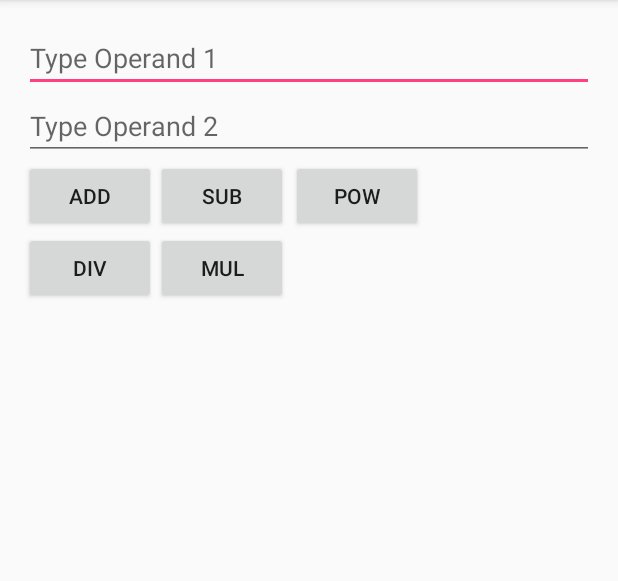
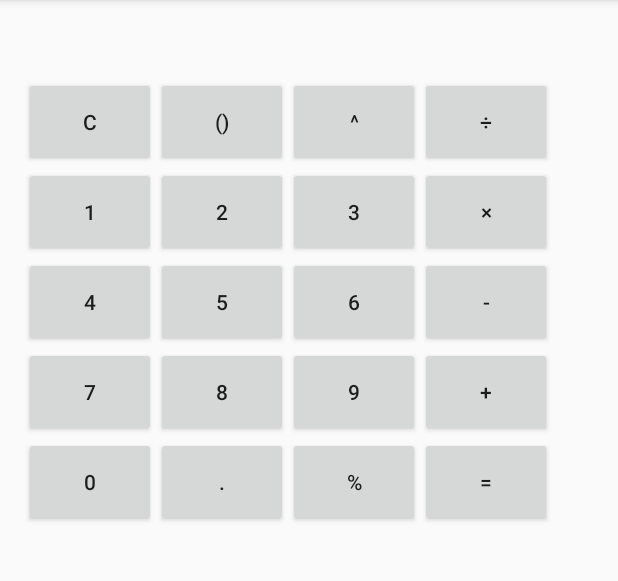
Before and after one commit to GlennWang/-Android_calculator, an Android app: the GeneralCalculator screen opened directly, with no data from a screen before it, on a phone screen of 412 x 824 dp, the part 84-665 px from its top. Run offline under Robolectric (Android 15) with nearby library versions, the phone set to English and light mode, and no system bars.

Commit message:
Calculator done

```diff
--- a/Calculator/app/src/main/java/com/example/android/Calculator/GeneralCalculator.java
+++ b/Calculator/app/src/main/java/com/example/android/Calculator/GeneralCalculator.java
@@ -7,9 +7,12 @@ import android.util.Log;
 import android.view.View;
 import android.widget.EditText;
 import android.widget.TextView;
+import android.widget.Button;
+
+import java.text.DecimalFormat;
 
 public class GeneralCalculator extends AppCompatActivity {
-
+    /**
     private static final String TAG = "CalculatorActivity";
 
     private Calculator mCalculator;
@@ -18,28 +21,189 @@ public class GeneralCalculator extends AppCompatActivity {
     private EditText mOperandTwoEditText;
 
     private TextView mResultTextView;
+    */
+    private Button Number0,Number1,Number2,Number3,Number4,Number5,Number6,Number7,Number8,Number9,btnadd,btnsub,btnmul,btndiv,btnpow,btndot,btnc,btnequal;
+    private TextView result;
+    int Calculate_index = 0;
+    String NUM1 = "0", NUM2 = "0";
 
     @Override
     protected void onCreate(Bundle savedInstanceState) {
         super.onCreate(savedInstanceState);
         setContentView(R.layout.activity_general_calculator);
+        SetCallFunction();
+        SetOnClick();
+
+        /**
         // Initialize the calculator class and all the views.
         mCalculator = new Calculator();
         mResultTextView = findViewById(R.id.operation_result_text_view);
         mOperandOneEditText = findViewById(R.id.operand_one_edit_text);
         mOperandTwoEditText = findViewById(R.id.operand_two_edit_text);
+         */
     }
 
+    private void SetOnClick(){
+        Number0.setOnClickListener(OnClick);
+        Number1.setOnClickListener(OnClick);
+        Number2.setOnClickListener(OnClick);
+        Number3.setOnClickListener(OnClick);
+        Number4.setOnClickListener(OnClick);
+        Number5.setOnClickListener(OnClick);
+        Number6.setOnClickListener(OnClick);
+        Number7.setOnClickListener(OnClick);
+        Number8.setOnClickListener(OnClick);
+        Number9.setOnClickListener(OnClick);
+        btnadd.setOnClickListener(OnClick);
+        btnsub.setOnClickListener(OnClick);
+        btnmul.setOnClickListener(OnClick);
+        btndiv.setOnClickListener(OnClick);
+        btnpow.setOnClickListener(OnClick);
+        btndot.setOnClickListener(OnClick);
+        btnc.setOnClickListener(OnClick);
+        btnequal.setOnClickListener(OnClick);
+    }
+
+    private void SetCallFunction(){
+        Number0 = (Button) findViewById(R.id.number_zero_btn);
+        Number1 = (Button) findViewById(R.id.number_one_btn);
+        Number2 = (Button) findViewById(R.id.number_two_btn);
+        Number3 = (Button) findViewById(R.id.number_three_btn);
+        Number4 = (Button) findViewById(R.id.number_four_btn);
+        Number5 = (Button) findViewById(R.id.number_five_btn);
+        Number6 = (Button) findViewById(R.id.number_six_btn);
+        Number7 = (Button) findViewById(R.id.number_seven_btn);
+        Number8 = (Button) findViewById(R.id.number_eight_btn);
+        Number9 = (Button) findViewById(R.id.number_nine_btn);
+        btnadd  = (Button) findViewById(R.id.operation_add_btn);
+        btnsub  = (Button) findViewById(R.id.operation_sub_btn);
+        btnmul  = (Button) findViewById(R.id.operation_mul_btn);
+        btndiv  = (Button) findViewById(R.id.operation_div_btn);
+        btnpow  = (Button) findViewById(R.id.operation_pow_btn);
+        btndot  = (Button) findViewById(R.id.operation_dot_btn);
+        btnc    = (Button) findViewById(R.id.operation_clear_btn);
+        btnequal= (Button) findViewById(R.id.operation_equal_btn);
+        result  = (TextView) findViewById(R.id.operation_result_text_view);
+        result.setText("");
+    }
+
+    private Button.OnClickListener OnClick = new Button.OnClickListener()
+    {
+        @Override
+        public void onClick(View view) {
+            String Current_number;
+            Current_number = result.getText().toString();
+            switch (view.getId())
+            {
+                case R.id.number_zero_btn       :NumberDisplay("0");break;
+                case R.id.number_one_btn        :NumberDisplay("1");break;
+                case R.id.number_two_btn        :NumberDisplay("2");break;
+                case R.id.number_three_btn      :NumberDisplay("3");break;
+                case R.id.number_four_btn       :NumberDisplay("4");break;
+                case R.id.number_five_btn       :NumberDisplay("5");break;
+                case R.id.number_six_btn        :NumberDisplay("6");break;
+                case R.id.number_seven_btn      :NumberDisplay("7");break;
+                case R.id.number_eight_btn      :NumberDisplay("8");break;
+                case R.id.number_nine_btn       :NumberDisplay("9");break;
+                case R.id.operation_add_btn     :Calculate(0,Current_number);break;
+                case R.id.operation_sub_btn     :Calculate(1,Current_number);break;
+                case R.id.operation_mul_btn     :Calculate(2,Current_number);break;
+                case R.id.operation_div_btn     :Calculate(3,Current_number);break;
+                case R.id.operation_pow_btn     :Calculate(4,Current_number);break;
+                case R.id.operation_dot_btn     :NumberDisplay(".");break;
+                case R.id.operation_clear_btn   :result.setText("");break;
+                case R.id.operation_equal_btn   :Calculate(10,Current_number);break;
+            }
+        }
+    };
+
+    private void NumberDisplay (String number)
+    {
+        String result_index;
+        result_index = result.getText().toString();
+        if("".equals(result_index))
+        {
+            result.setText(number);
+        }
+        else
+        {
+            result.setText(result_index + number);
+        }
+    }
+
+    private  void Calculate (int mode , String number_calculations){
+        String Answer;
+        double Answer_index;
+        switch (mode)
+        {
+            case 0:
+                NUM1 = number_calculations;
+                Calculate_index = 0;
+                result.setText("");
+                break;
+            case 1:
+                NUM1 = number_calculations;
+                Calculate_index = 1;
+                result.setText("");
+                break;
+            case 2:
+                NUM1 = number_calculations;
+                Calculate_index = 2;
+                result.setText("");
+                break;
+            case 3:
+                NUM1 = number_calculations;
+                Calculate_index = 3;
+                result.setText("");
+                break;
+            case 4:
+                NUM1 = number_calculations;
+                Calculate_index = 4;
+                result.setText("");
+                break;
+
+            case 10:
+                NUM2 = result.getText().toString();
+                double i = Double.valueOf(NUM1);
+                double j = Double.valueOf(NUM2);
+                switch (Calculate_index)
+                {
+                    case 0:
+                        Answer_index = i + j;
+                        Answer = Double.toString(Answer_index);
+                        result.setText(Answer);
+                        break;
+                    case 1:
+                        Answer_index = i - j;
+                        Answer = Double.toString(Answer_index);
+                        result.setText(Answer);
+                        break;
+                    case 2:
+                        Answer_index = i * j;
+                        Answer = Double.toString(Answer_index);
+                        result.setText(Answer);
+                        break;
+                    case 3:
+                        Answer_index = i / j;
+                        Answer = Double.toString(Answer_index);
+                        result.setText(Answer);
+                        break;
+                    case 4:
+                        Answer_index = Math.pow(i,j);
+                        Answer = Double.toString(Answer_index);
+                        result.setText(Answer);
+                        break;
+                }
+                break;
+        }
+    }
     /**
-     * OnClick method called when the add Button is pressed.
-     */
+
     public void onAdd(View view) {
         compute(Calculator.Operator.ADD);
     }
 
-    /**
-     * OnClick method called when the subtract Button is pressed.
-     */
+
     public void onSub(View view) {
         compute(Calculator.Operator.SUB);
     }
@@ -48,9 +212,7 @@ public class GeneralCalculator extends AppCompatActivity {
         compute(Calculator.Operator.POW);
     }
 
-    /**
-     * OnClick method called when the divide Button is pressed.
-     */
+
     public void onDiv(View view) {
         try {
             compute(Calculator.Operator.DIV);
@@ -60,9 +222,7 @@ public class GeneralCalculator extends AppCompatActivity {
         }
     }
 
-    /**
-     * OnClick method called when the multiply Button is pressed.
-     */
+
     public void onMul(View view) {
         compute(Calculator.Operator.MUL);
     }
@@ -108,17 +268,13 @@ public class GeneralCalculator extends AppCompatActivity {
         mResultTextView.setText(result);
     }
 
-    /**
-     * @return the operand value entered in an EditText as double.
-     */
+
     private static Double getOperand(EditText operandEditText) {
         String operandText = getOperandText(operandEditText);
         return Double.valueOf(operandText);
     }
 
-    /**
-     * @return the operand text which was entered in an EditText.
-     */
+
     private static String getOperandText(EditText operandEditText) {
         String operandText = operandEditText.getText().toString();
         if (TextUtils.isEmpty(operandText)) {
@@ -126,4 +282,5 @@ public class GeneralCalculator extends AppCompatActivity {
         }
         return operandText;
     }
+     */
 }
--- a/Calculator/app/src/main/res/layout/activity_general_calculator.xml
+++ b/Calculator/app/src/main/res/layout/activity_general_calculator.xml
@@ -5,87 +5,197 @@
     android:layout_width="match_parent"
     android:layout_height="match_parent"
     tools:context=".GeneralCalculator">
-    <LinearLayout xmlns:android="http://schemas.android.com/apk/res/android"
-        xmlns:tools="http://schemas.android.com/tools"
+
+    <LinearLayout
         android:layout_width="match_parent"
         android:layout_height="match_parent"
         android:orientation="vertical"
+        android:paddingLeft="@dimen/activity_horizontal_margin"
+        android:paddingTop="@dimen/activity_vertical_margin"
+        android:paddingRight="@dimen/activity_horizontal_margin"
         android:paddingBottom="@dimen/activity_vertical_margin"
-        android:paddingLeft="@dimen/activity_horizontal_margin"
-        android:paddingRight="@dimen/activity_horizontal_margin"
-        android:paddingTop="@dimen/activity_vertical_margin"
-        tools:context=".MainActivity">
-
-        <EditText
-            android:id="@+id/operand_one_edit_text"
-            android:layout_width="match_parent"
+        tools:context=".MainActivity"
+        tools:layout_editor_absoluteX="-161dp"
+        tools:layout_editor_absoluteY="-81dp">
+        <TextView
+            android:id="@+id/operation_result_text_view"
+            android:layout_width="wrap_content"
             android:layout_height="wrap_content"
-            android:hint="@string/type_operand_one_hint"
-            android:inputType="numberDecimal"/>
-
-        <EditText
-            android:id="@+id/operand_two_edit_text"
-            android:layout_width="match_parent"
-            android:layout_height="wrap_content"
-            android:hint="@string/type_operand_two_hint"
-            android:inputType="numberDecimal"/>
+            android:layout_marginTop="@dimen/activity_vertical_margin" />
 
         <RelativeLayout
-            android:layout_width="match_parent"
-            android:layout_height="wrap_content">
+            android:layout_width="wrap_content"
+            android:layout_height="315dp">
+
+
+            <Button
+                android:id="@+id/operation_clear_btn"
+                android:layout_width="wrap_content"
+                android:layout_height="60dp"
+                android:text="@string/clear_operation_text" />
+
+            <Button
+                android:id="@+id/operation_brackets_btn"
+                android:layout_width="wrap_content"
+                android:layout_height="60dp"
+                android:layout_toEndOf="@id/operation_clear_btn"
+                android:layout_toRightOf="@id/operation_clear_btn"
+                android:text="@string/brackets_operation_text" />
+
+            <Button
+                android:id="@+id/operation_pow_btn"
+                android:layout_width="wrap_content"
+                android:layout_height="60dp"
+                android:layout_toEndOf="@+id/operation_brackets_btn"
+                android:layout_toRightOf="@+id/operation_brackets_btn"
+                android:text="@string/pow_operation_text" />
+
+            <Button
+                android:id="@+id/operation_div_btn"
+                android:layout_width="wrap_content"
+                android:layout_height="60dp"
+                android:layout_toEndOf="@+id/operation_pow_btn"
+                android:layout_toRightOf="@+id/operation_pow_btn"
+                android:text="@string/div_operation_text" />
+
+            <Button
+                android:id="@+id/number_one_btn"
+                android:layout_width="wrap_content"
+                android:layout_height="60dp"
+                android:layout_below="@id/operation_clear_btn"
+                android:text="@string/one_number_text" />
+
+            <Button
+                android:id="@+id/number_two_btn"
+                android:layout_width="wrap_content"
+                android:layout_height="60dp"
+                android:layout_below="@id/operation_clear_btn"
+                android:layout_toEndOf="@id/operation_clear_btn"
+                android:layout_toRightOf="@id/operation_clear_btn"
+                android:text="@string/two_number_text" />
+
+            <Button
+                android:id="@+id/number_three_btn"
+                android:layout_width="wrap_content"
+                android:layout_height="60dp"
+                android:layout_below="@id/operation_clear_btn"
+                android:layout_toEndOf="@id/number_two_btn"
+                android:layout_toRightOf="@id/number_two_btn"
+                android:text="@string/three_number_text" />
+
+            <Button
+                android:id="@+id/operation_mul_btn"
+                android:layout_width="wrap_content"
+                android:layout_height="60dp"
+                android:layout_below="@id/operation_clear_btn"
+                android:layout_toEndOf="@id/number_three_btn"
+                android:layout_toRightOf="@id/number_three_btn"
+                android:text="@string/mul_operation_text" />
+
+            <Button
+                android:id="@+id/number_four_btn"
+                android:layout_width="wrap_content"
+                android:layout_height="60dp"
+                android:layout_below="@id/number_one_btn"
+                android:text="@string/four_number_text" />
+
+            <Button
+                android:id="@+id/number_five_btn"
+                android:layout_width="wrap_content"
+                android:layout_height="60dp"
+                android:layout_below="@id/number_one_btn"
+                android:layout_toEndOf="@id/number_one_btn"
+                android:layout_toRightOf="@id/number_one_btn"
+                android:text="@string/five_number_text" />
+
+            <Button
+                android:id="@+id/number_six_btn"
+                android:layout_width="wrap_content"
+                android:layout_height="60dp"
+                android:layout_below="@id/number_one_btn"
+                android:layout_toEndOf="@id/number_five_btn"
+                android:layout_toRightOf="@id/number_five_btn"
+                android:text="@string/six_number_text" />
+
+            <Button
+                android:id="@+id/operation_sub_btn"
+                android:layout_width="wrap_content"
+                android:layout_height="60dp"
+                android:layout_below="@id/number_one_btn"
+                android:layout_toEndOf="@id/number_six_btn"
+                android:layout_toRightOf="@id/number_six_btn"
+                android:text="@string/sub_operation_text" />
+
+            <Button
+                android:id="@+id/number_seven_btn"
+                android:layout_width="wrap_content"
+                android:layout_height="60dp"
+                android:layout_below="@id/number_four_btn"
+                android:text="@string/seven_number_text" />
+
+            <Button
+                android:id="@+id/number_eight_btn"
+                android:layout_width="wrap_content"
+                android:layout_height="60dp"
+                android:layout_below="@id/number_four_btn"
+                android:layout_toEndOf="@id/number_one_btn"
+                android:layout_toRightOf="@id/number_one_btn"
+                android:text="@string/eight_number_text" />
+
+            <Button
+                android:id="@+id/number_nine_btn"
+                android:layout_width="wrap_content"
+                android:layout_height="60dp"
+                android:layout_below="@id/number_four_btn"
+                android:layout_toEndOf="@id/number_five_btn"
+                android:layout_toRightOf="@id/number_five_btn"
+                android:text="@string/nine_number_text" />
 
             <Button
                 android:id="@+id/operation_add_btn"
                 android:layout_width="wrap_content"
-                android:layout_height="wrap_content"
-                android:onClick="onAdd"
+                android:layout_height="60dp"
+                android:layout_below="@id/number_four_btn"
+                android:layout_toEndOf="@id/number_six_btn"
+                android:layout_toRightOf="@id/number_six_btn"
                 android:text="@string/add_operation_text" />
 
             <Button
-                android:id="@+id/operation_sub_btn"
+                android:id="@+id/number_zero_btn"
                 android:layout_width="wrap_content"
-                android:layout_height="wrap_content"
-                android:layout_toEndOf="@id/operation_add_btn"
-                android:layout_toRightOf="@id/operation_add_btn"
-                android:onClick="onSub"
-                android:text="@string/sub_operation_text" />
+                android:layout_height="60dp"
+                android:layout_below="@id/number_seven_btn"
+                android:text="@string/zero_number_text" />
 
             <Button
-                android:id="@+id/operation_div_btn"
+                android:id="@+id/operation_dot_btn"
                 android:layout_width="wrap_content"
-                android:layout_height="wrap_content"
-                android:layout_below="@id/operation_add_btn"
-                android:onClick="onDiv"
-                android:text="@string/div_operation_text" />
+                android:layout_height="60dp"
+                android:layout_below="@id/number_seven_btn"
+                android:layout_toEndOf="@id/number_one_btn"
+                android:layout_toRightOf="@id/number_one_btn"
+                android:text="@string/dot_operation_text" />
 
             <Button
-                android:id="@+id/operation_mul_btn"
+                android:id="@+id/operation_percent_btn"
                 android:layout_width="wrap_content"
-                android:layout_height="wrap_content"
-                android:layout_below="@id/operation_add_btn"
-                android:layout_toEndOf="@id/operation_add_btn"
-                android:layout_toRightOf="@id/operation_add_btn"
-                android:onClick="onMul"
-                android:text="@string/mul_operation_text" />
+                android:layout_height="60dp"
+                android:layout_below="@id/number_seven_btn"
+                android:layout_toEndOf="@id/number_five_btn"
+                android:layout_toRightOf="@id/number_five_btn"
+                android:text="@string/percent_operation_text" />
 
             <Button
-                android:id="@+id/operation_pow_btn"
+                android:id="@+id/operation_equal_btn"
                 android:layout_width="wrap_content"
-                android:layout_height="wrap_content"
-                android:layout_marginStart="2dp"
-                android:layout_marginLeft="2dp"
-                android:layout_toEndOf="@+id/operation_sub_btn"
-                android:layout_toRightOf="@+id/operation_sub_btn"
-                android:onClick="onPow"
-                android:text="@string/pow_operation_text" />
+                android:layout_height="60dp"
+                android:layout_below="@id/number_seven_btn"
+                android:layout_toEndOf="@id/number_six_btn"
+                android:layout_toRightOf="@id/number_six_btn"
+                android:text="@string/equal_operation_text" />
 
         </RelativeLayout>
 
-        <TextView
-            android:id="@+id/operation_result_text_view"
-            android:layout_width="wrap_content"
-            android:layout_height="wrap_content"
-            android:layout_marginTop="@dimen/activity_vertical_margin"/>
 
     </LinearLayout>
 
--- a/Calculator/app/src/main/res/values/strings.xml
+++ b/Calculator/app/src/main/res/values/strings.xml
@@ -27,18 +27,41 @@
     <string name="type_operand_two_hint">Type Operand 2</string>
 
     <!-- Button label for add operation -->
-    <string name="add_operation_text">Add</string>
+    <string name="add_operation_text">+</string>
 
     <!-- Button label for subtract operation -->
-    <string name="sub_operation_text">Sub</string>
+    <string name="sub_operation_text">-</string>
 
     <!-- Button label for divide operation -->
-    <string name="div_operation_text">Div</string>
+    <string name="div_operation_text">÷</string>
 
     <!-- Button label for mul operation -->
-    <string name="mul_operation_text">Mul</string>
+    <string name="mul_operation_text">×</string>
+
+    <string name="pow_operation_text">^</string>
+
+    <string name="clear_operation_text">C</string>
+
+    <string name="dot_operation_text">.</string>
+
+    <string name="percent_operation_text">%</string>
+
+    <string name="equal_operation_text">=</string>
 
     <!-- Message for textview in case of errors  -->
     <string name="computationError">Error</string>
-    <string name="pow_operation_text">POW</string>
+
+    <string name="brackets_operation_text">()</string>
+    <string name="one_number_text">1</string>
+    <string name="two_number_text">2</string>
+    <string name="three_number_text">3</string>
+    <string name="four_number_text">4</string>
+    <string name="five_number_text">5</string>
+    <string name="six_number_text">6</string>
+    <string name="seven_number_text">7</string>
+    <string name="eight_number_text">8</string>
+    <string name="nine_number_text">9</string>
+    <string name="zero_number_text">0</string>
+
+
 </resources>
```
Also changed, not shown: 39 other files.
